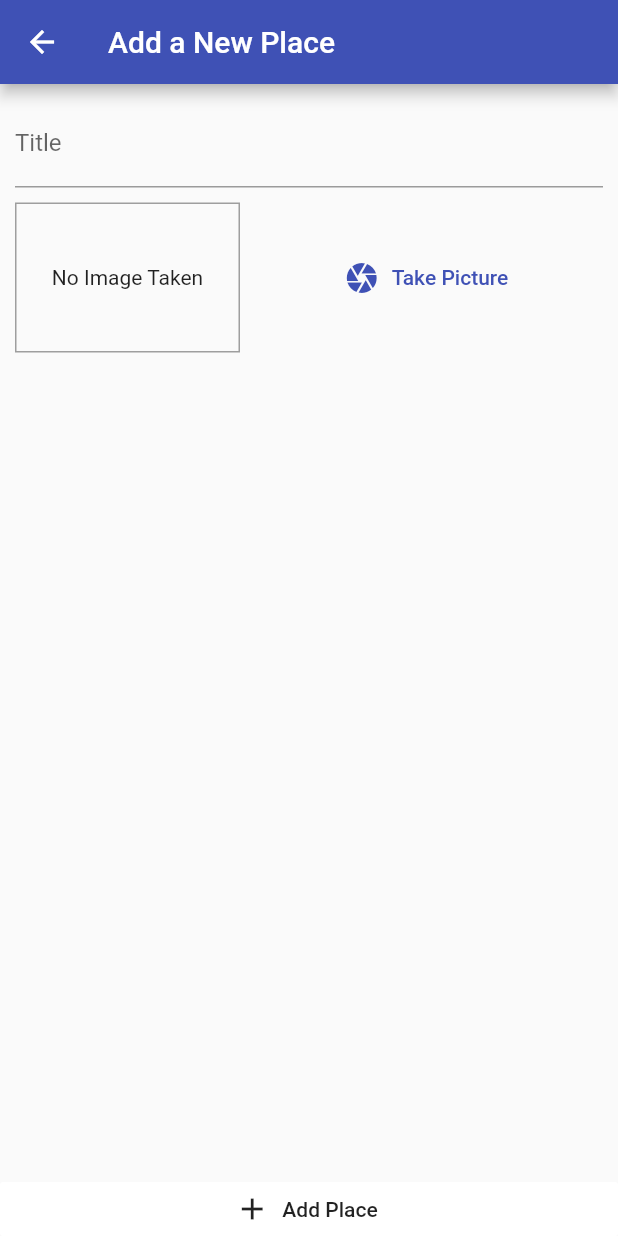
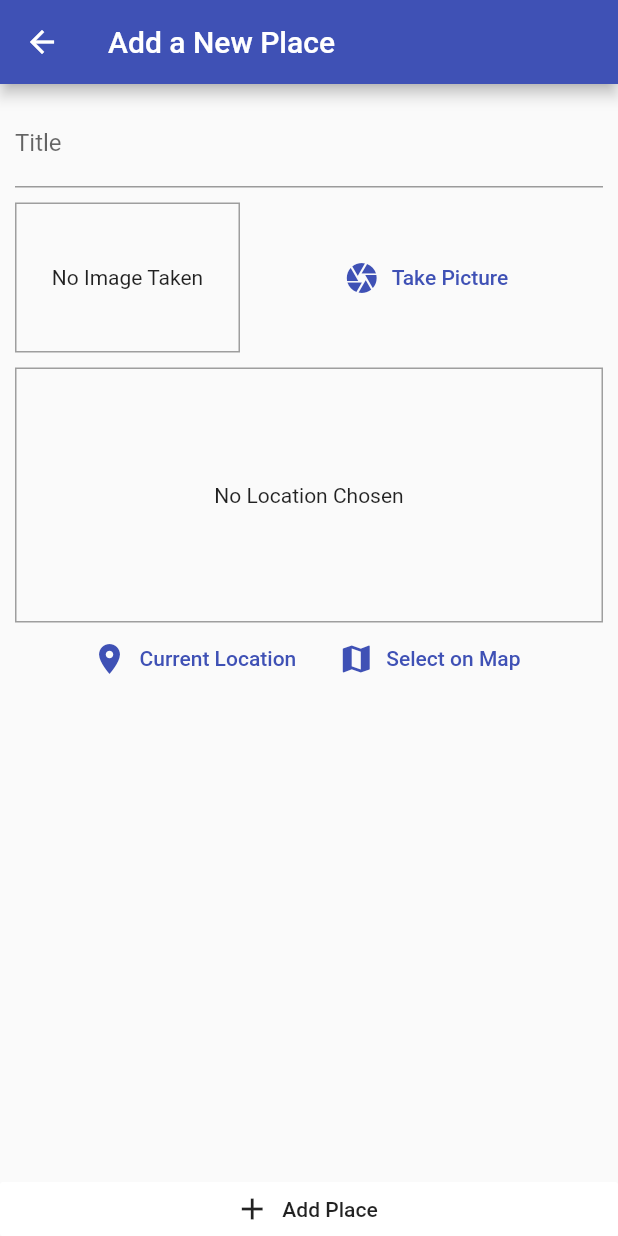
Before and after one commit to wisnercelucus/great_place, a Flutter app: the screen it shows after launch, after a tap on the "add" icon, on a phone screen of 412 x 824 dp. Run offline on Flutter 3.47's test engine with Material 2 defaults, Android fonts, the phone set to English and light mode, and no system bars; our stand-ins replace google_maps_flutter, image_picker, location, sqflite; accounts and stored records are empty.

Commit message:
add a google dynamic map

```diff
--- /dev/null
+++ b/lib/helpers/db_helper.dart
@@ -0,0 +1,28 @@
+import 'package:sqflite/sqflite.dart' as sql;
+import 'package:path/path.dart' as path;
+import 'package:sqflite/sqlite_api.dart';
+
+class DBHelper {
+  static Future<Database> database() async {
+    final dbPath = await sql.getDatabasesPath();
+    return sql.openDatabase(path.join(dbPath, 'places.db'),
+        onCreate: (db, version) {
+      return db.execute(
+          'CREATE TABLE user_places(id TEXT PRIMARY KEY, title TEXT, image TEXT,  loc_lat REAL, loc_lng REAL, address TEXT)');
+    }, version: 1);
+  }
+
+  static Future<void> insert(String table, Map<String, Object> data) async {
+    final db = await DBHelper.database();
+    db.insert(
+      table,
+      data,
+      conflictAlgorithm: ConflictAlgorithm.replace,
+    );
+  }
+
+  static Future<List<Map<String, dynamic>>> getData(String table) async {
+    final db = await DBHelper.database();
+    return db.query(table);
+  }
+}
--- /dev/null
+++ b/lib/helpers/location_helper.dart
@@ -0,0 +1,20 @@
+import 'dart:convert';
+import 'package:http/http.dart' as http;
+
+const googleApiKey = 'AIzaSyD-0yHEht_Vx6sby8AYIAvc6JNgJk2TfCE';
+
+class LocationHelper {
+  static String generateLocationPreviewImage({
+    double? latitude,
+    double? longitude,
+  }) {
+    return 'https://maps.googleapis.com/maps/api/staticmap?center=&$latitude,$longitude&zoom=16&size=600x300&maptype=roadmap&markers=color:red%7Clabel:A%7C$latitude,$longitude&key=$googleApiKey';
+  }
+
+  static Future<String> getPlaceAddress(double lat, double lng) async {
+    final url = Uri.parse(
+        'https://maps.googleapis.com/maps/api/geocode/json?latlng=$lat,$lng&key=$googleApiKey');
+    final response = await http.get(url);
+    return json.decode(response.body)['results'][0]['formatted_address'];
+  }
+}
--- a/lib/main.dart
+++ b/lib/main.dart
@@ -1,4 +1,5 @@
 import 'package:flutter/material.dart';
+import 'package:great_places/screens/place_detail_screen.dart';
 import 'package:provider/provider.dart';
 
 import './providers/great_places.dart';
@@ -14,6 +15,8 @@ class MyApp extends StatelessWidget {
   Widget build(BuildContext context) {
     return ChangeNotifierProvider.value(
       value: GreatPlaces(),
+      child: ChangeNotifierProvider(
+        create: (ctx) => GreatPlaces(),
         child: MaterialApp(
             debugShowCheckedModeBanner: false,
             title: 'Great Places',
@@ -24,7 +27,9 @@ class MyApp extends StatelessWidget {
             home: const PlacesListScreen(),
             routes: {
               AddPlaceScreen.routeName: (ctx) => const AddPlaceScreen(),
+              PlaceDetailScreen.routeName: (ctx) => const PlaceDetailScreen()
             }),
+      ),
     );
   }
 }
--- a/lib/models/place.dart
+++ b/lib/models/place.dart
@@ -5,7 +5,7 @@ class PlaceLocation {
   final double longitude;
   final String? address;
 
-  PlaceLocation({
+  const PlaceLocation({
     required this.latitude,
     required this.longitude,
     this.address,
@@ -15,7 +15,7 @@ class PlaceLocation {
 class Place {
   final String id;
   final String title;
-  final PlaceLocation location;
+  final PlaceLocation? location;
   final File image;
 
   Place({
--- a/lib/providers/great_places.dart
+++ b/lib/providers/great_places.dart
@@ -1,11 +1,66 @@
+import 'dart:io';
+
 import 'package:flutter/foundation.dart';
+import 'package:great_places/helpers/location_helper.dart';
 
 import '../models/place.dart';
+import '../helpers/db_helper.dart';
 
 class GreatPlaces with ChangeNotifier {
-  final List<Place> _items = [];
+  List<Place> _items = [];
 
   List<Place> get items {
     return [..._items];
   }
+
+  Place findById(String id) {
+    return _items.firstWhere((place) => place.id == id);
+  }
+
+  Future<void> addPlace(String pickedTitle, File pickedImage,
+      PlaceLocation pickedLocation) async {
+    final address = await LocationHelper.getPlaceAddress(
+        pickedLocation.latitude, pickedLocation.longitude);
+
+    final updatedLocation = PlaceLocation(
+      latitude: pickedLocation.latitude,
+      longitude: pickedLocation.longitude,
+      address: address,
+    );
+
+    final newPlace = Place(
+      id: DateTime.now().toString(),
+      image: pickedImage,
+      title: pickedTitle,
+      location: updatedLocation,
+    );
+
+    _items.add(newPlace);
+    notifyListeners();
+    DBHelper.insert('user_places', {
+      'id': newPlace.id,
+      'title': newPlace.title,
+      'image': newPlace.image.path,
+      'loc_lat': newPlace.location!.latitude,
+      'loc_lng': newPlace.location!.longitude,
+      'address': newPlace.location!.address.toString(),
+    });
+  }
+
+  Future<void> fetchAndSetPlaces() async {
+    final dataList = await DBHelper.getData('user_places');
+    _items = dataList
+        .map(
+          (item) => Place(
+              id: item['id'],
+              title: item['title'],
+              image: File(item['image']),
+              location: PlaceLocation(
+                  latitude: item['loc_lat'],
+                  longitude: item['loc_lng'],
+                  address: item['address'])),
+        )
+        .toList();
+    notifyListeners();
+  }
 }
--- a/lib/screens/add_place_screen.dart
+++ b/lib/screens/add_place_screen.dart
@@ -1,8 +1,14 @@
 // ignore_for_file: deprecated_member_use
 
+import 'dart:io';
+
 import 'package:flutter/material.dart';
+import 'package:great_places/models/place.dart';
+import 'package:great_places/widgets/location_input.dart';
+import 'package:provider/provider.dart';
 
 import '../widgets/image_input.dart';
+import '../providers/great_places.dart';
 
 class AddPlaceScreen extends StatefulWidget {
   static const routeName = '/add-place';
@@ -15,6 +21,27 @@ class AddPlaceScreen extends StatefulWidget {
 
 class _AddPlaceScreenState extends State<AddPlaceScreen> {
   final _titleController = TextEditingController();
+  File? _pickedImage;
+  PlaceLocation? _pickedLocation;
+
+  void _selectImage(File pickedImage) {
+    _pickedImage = pickedImage;
+  }
+
+  void _selectPlace(double lat, double lng) {
+    _pickedLocation = PlaceLocation(latitude: lat, longitude: lng);
+  }
+
+  void _savePlace() {
+    if (_titleController.text.isEmpty ||
+        _pickedImage == null ||
+        _pickedLocation == null) {
+      return;
+    }
+    Provider.of<GreatPlaces>(context, listen: false)
+        .addPlace(_titleController.text, _pickedImage!, _pickedLocation!);
+    Navigator.of(context).pop();
+  }
 
   @override
   Widget build(BuildContext context) {
@@ -38,7 +65,11 @@ class _AddPlaceScreenState extends State<AddPlaceScreen> {
                     const SizedBox(
                       height: 10,
                     ),
-                    const ImageInput(),
+                    ImageInput(_selectImage),
+                    const SizedBox(
+                      height: 10,
+                    ),
+                    LocationInput(_selectPlace)
                   ],
                 ),
               ),
@@ -47,7 +78,7 @@ class _AddPlaceScreenState extends State<AddPlaceScreen> {
           RaisedButton.icon(
             icon: const Icon(Icons.add),
             label: const Text('Add Place'),
-            onPressed: () {},
+            onPressed: _savePlace,
             elevation: 0,
             materialTapTargetSize: MaterialTapTargetSize.shrinkWrap,
             color: Theme.of(context).colorScheme.onPrimary,
--- a/lib/screens/places_list_screen.dart
+++ b/lib/screens/places_list_screen.dart
@@ -1,6 +1,9 @@
 import 'package:flutter/material.dart';
+import 'package:great_places/screens/place_detail_screen.dart';
+import 'package:provider/provider.dart';
 
 import './add_place_screen.dart';
+import '../providers/great_places.dart';
 
 class PlacesListScreen extends StatelessWidget {
   const PlacesListScreen({Key? key}) : super(key: key);
@@ -19,8 +22,40 @@ class PlacesListScreen extends StatelessWidget {
           ),
         ],
       ),
-      body: const Center(
-        child: CircularProgressIndicator(),
+      body: FutureBuilder(
+        future: Provider.of<GreatPlaces>(context, listen: false)
+            .fetchAndSetPlaces(),
+        builder: (ctx, snapshot) =>
+            snapshot.connectionState == ConnectionState.waiting
+                ? const Center(
+                    child: CircularProgressIndicator(),
+                  )
+                : Consumer<GreatPlaces>(
+                    child: const Center(
+                      child: Text('Got no places yet, start adding some!'),
+                    ),
+                    builder: (ctx, greatPlaces, ch) => greatPlaces.items.isEmpty
+                        ? ch!
+                        : ListView.builder(
+                            itemCount: greatPlaces.items.length,
+                            itemBuilder: (ctx, i) => ListTile(
+                              leading: CircleAvatar(
+                                backgroundImage: FileImage(
+                                  greatPlaces.items[i].image,
+                                ),
+                              ),
+                              title: Text(greatPlaces.items[i].title),
+                              subtitle:
+                                  Text(greatPlaces.items[i].location!.address!),
+                              onTap: () {
+                                Navigator.of(context).pushNamed(
+                                        PlaceDetailScreen.routeName,
+                                        arguments: greatPlaces.items[i].id)
+                                    as String;
+                              },
+                            ),
+                          ),
+                  ),
       ),
     );
   }
--- a/lib/widgets/image_input.dart
+++ b/lib/widgets/image_input.dart
@@ -8,7 +8,9 @@ import 'package:path/path.dart' as path;
 import 'package:path_provider/path_provider.dart' as syspaths;
 
 class ImageInput extends StatefulWidget {
-  const ImageInput({Key? key}) : super(key: key);
+  final Function? onSelectImage;
+
+  const ImageInput(this.onSelectImage, {Key? key}) : super(key: key);
 
   @override
   _ImageInputState createState() => _ImageInputState();
@@ -22,13 +24,19 @@ class _ImageInputState extends State<ImageInput> {
       source: ImageSource.camera,
       maxWidth: 600,
     );
+
+    if (imageFile == null) {
+      return;
+    }
+
     setState(() {
-      _storedImage = File(imageFile!.path);
+      _storedImage = File(imageFile.path);
     });
     final appDir = await syspaths.getApplicationDocumentsDirectory();
-    final fileName = path.basename(imageFile!.path);
+    final fileName = path.basename(imageFile.path);
     final savedImage =
         await File(imageFile.path).copy('${appDir.path}/$fileName');
+    widget.onSelectImage!(savedImage);
 
     // ignore: avoid_print
     //print(savedImage);
--- /dev/null
+++ b/lib/widgets/location_input.dart
@@ -0,0 +1,103 @@
+// ignore_for_file: deprecated_member_use
+
+import 'package:flutter/material.dart';
+import 'package:google_maps_flutter/google_maps_flutter.dart';
+import 'package:great_places/helpers/location_helper.dart';
+import 'package:great_places/screens/map_screen.dart';
+import 'package:location/location.dart';
+
+class LocationInput extends StatefulWidget {
+  final Function selectPlace;
+  const LocationInput(this.selectPlace, {Key? key}) : super(key: key);
+
+  @override
+  _LocationInputState createState() => _LocationInputState();
+}
+
+class _LocationInputState extends State<LocationInput> {
+  String _previewImageUrl = '';
+
+  void _showPreview(double lat, double lng) {
+    final staticMapImageUrl = LocationHelper.generateLocationPreviewImage(
+      latitude: lat,
+      longitude: lng,
+    );
+    setState(() {
+      _previewImageUrl = staticMapImageUrl;
+    });
+  }
+
+  Future<void> _getCurrentUserLocation() async {
+    try {
+      final locData = await Location().getLocation();
+      _showPreview(locData.latitude!, locData.longitude!);
+      widget.selectPlace(locData.latitude, locData.longitude);
+    } catch (error) {
+      return;
+    }
+  }
+
+  Future<void> _selectOnMap() async {
+    final selectedLocation = await Navigator.of(context).push<LatLng>(
+      MaterialPageRoute(
+        fullscreenDialog: true,
+        builder: (ctx) => const MapScreen(
+          isSelecting: true,
+        ),
+      ),
+    );
+    if (selectedLocation == null) {
+      return;
+    }
+    _showPreview(selectedLocation.latitude, selectedLocation.longitude);
+    widget.selectPlace(selectedLocation.latitude, selectedLocation.longitude);
+  }
+
+  @override
+  Widget build(BuildContext context) {
+    return Column(
+      children: <Widget>[
+        Container(
+          height: 170,
+          width: double.infinity,
+          alignment: Alignment.center,
+          decoration: BoxDecoration(
+            border: Border.all(width: 1, color: Colors.grey),
+          ),
+          child: _previewImageUrl == ''
+              ? const Text(
+                  'No Location Chosen',
+                  textAlign: TextAlign.center,
+                )
+              : Image.network(
+                  _previewImageUrl,
+                  fit: BoxFit.cover,
+                  width: double.infinity,
+                ),
+        ),
+        Row(
+          mainAxisAlignment: MainAxisAlignment.center,
+          children: <Widget>[
+            FlatButton.icon(
+              icon: const Icon(
+                Icons.location_on,
+              ),
+              label: const Text('Current Location'),
+              textColor: Theme.of(context).primaryColor,
+              onPressed:
+                  _getCurrentUserLocation, //AIzaSyD-0yHEht_Vx6sby8AYIAvc6JNgJk2TfCE
+            ),
+            FlatButton.icon(
+              icon: const Icon(
+                Icons.map,
+              ),
+              label: const Text('Select on Map'),
+              textColor: Theme.of(context).primaryColor,
+              onPressed: _selectOnMap,
+            ),
+          ],
+        ),
+      ],
+    );
+  }
+}
--- a/pubspec.yaml
+++ b/pubspec.yaml
@@ -38,6 +38,10 @@ dependencies:
   image_picker: ^0.8.4
   path_provider: ^2.0.3
   path: ^1.8.0
+  sqflite: ^2.0.0+4
+  location: ^4.3.0
+  google_maps_flutter: ^2.0.8
+  http: ^0.13.3
 
 dev_dependencies:
   flutter_test:
```
Also changed, not shown: lib/screens/map_screen.dart (added, +71 -0 lines), lib/screens/place_detail_screen.dart (+66 -0 lines), pubspec.lock, 2 other files. Lines whose indentation alone changed are shown as unchanged.
